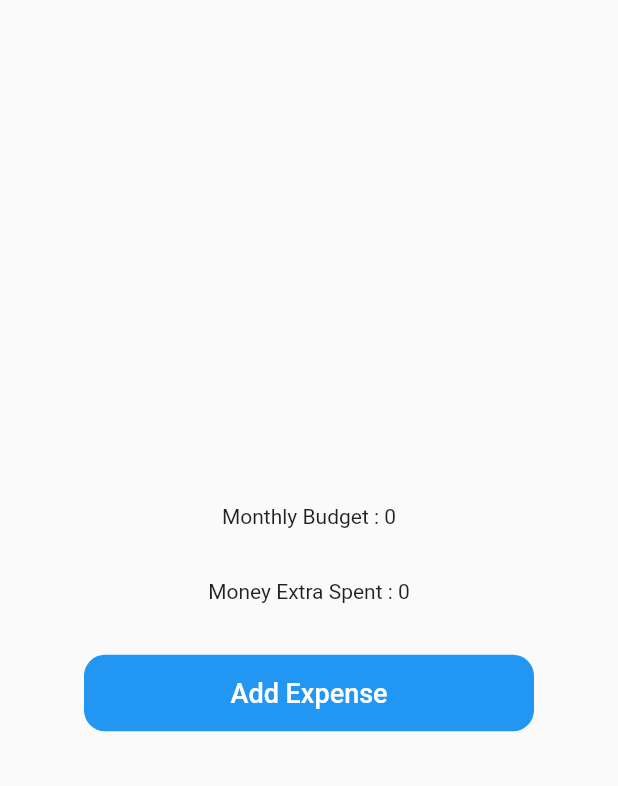
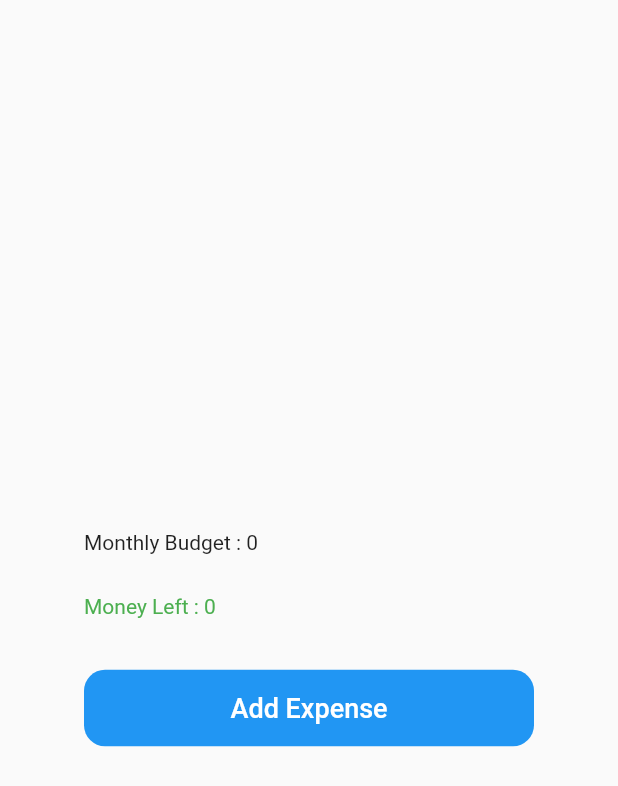
Before and after one commit to Palash2911/Trackio, a Flutter app: the dashBoard screen opened directly with empty values, on a phone screen of 412 x 824 dp. Shown: the top 786 px of the screen. Run offline on Flutter 3.47's test engine with Material 2 defaults, Android fonts, the phone set to English and light mode, and no system bars; our stand-ins replace cloud_firestore, curved_navigation_bar, firebase_auth, firebase_core; missing offline and left inert: dart:ffi, firebase_auth_web, firebase_core_web; accounts and stored records are empty.

```diff
--- a/lib/ET/Main_Layouts/Dashboard/dashboard_layout.dart
+++ b/lib/ET/Main_Layouts/Dashboard/dashboard_layout.dart
@@ -34,7 +34,7 @@ class _dashBoardState extends State<dashBoard> {
     super.initState();
   }
 
-  void _getexp() async{
+  void _getexp() async {
     String temp = await widget.auth.getexpense();
     setState(() {
       budget = int.parse(temp.split(" ").last);
@@ -42,6 +42,7 @@ class _dashBoardState extends State<dashBoard> {
       print(budget);
     });
   }
+
   void _addnewExpense() async {
     widget.auth.newexpense(amt, date, category).toString();
     // totalAmt = int.parse(widget.auth.getexpense().toString().toString());
@@ -59,16 +60,24 @@ class _dashBoardState extends State<dashBoard> {
           crossAxisAlignment: CrossAxisAlignment.center,
           mainAxisAlignment: MainAxisAlignment.center,
           children: <Widget>[
-            Center(
-                child: SizedBox(
+            SizedBox(
+              height: 70,
+              width: 300,
+              child: Align(
+                  alignment: Alignment.centerLeft,
+                  child: Text("Monthly Budget : ${budget.toString()}")),
+            ),
+            SizedBox(
               height: 50,
-              child: Text("Monthly Budget : ${budget.toString()}"),
-            )),
-            Center(
-                child: SizedBox(
-                  height: 50,
-                  child: moneySpent>0 ? Text("Money Left : ${moneySpent.toString()}"): Text("Money Extra Spent : ${0-moneySpent}"),
-                )),
+              width: 300,
+              child: moneySpent >= 0
+                  ? Text(
+                      "Money Left : ${moneySpent.toString()}",
+                      style: TextStyle(color: Colors.green),
+                    )
+                  : Text("Money Extra Spent : ${0 - moneySpent}",
+                      style: TextStyle(color: Colors.red)),
+            ),
             Center(
               child: SizedBox(
                 // height: 100,
@@ -82,7 +91,7 @@ class _dashBoardState extends State<dashBoard> {
                               actions: [
                                 TextField(
                                   controller: _amtcontroller,
-                                  decoration: InputDecoration(
+                                  decoration: const InputDecoration(
                                     border: OutlineInputBorder(),
                                     labelText: "Enter Expense",
                                   ),
```
